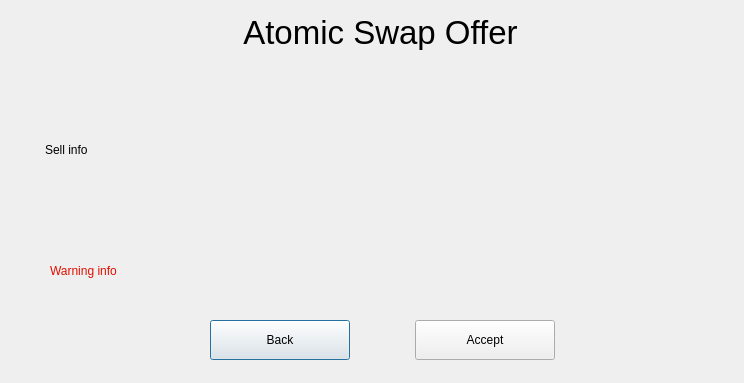
Old version of the form dialogs_desktop/s_mktofferdetailsdlg.ui in the repository 0xkobe/mwc-wallet.
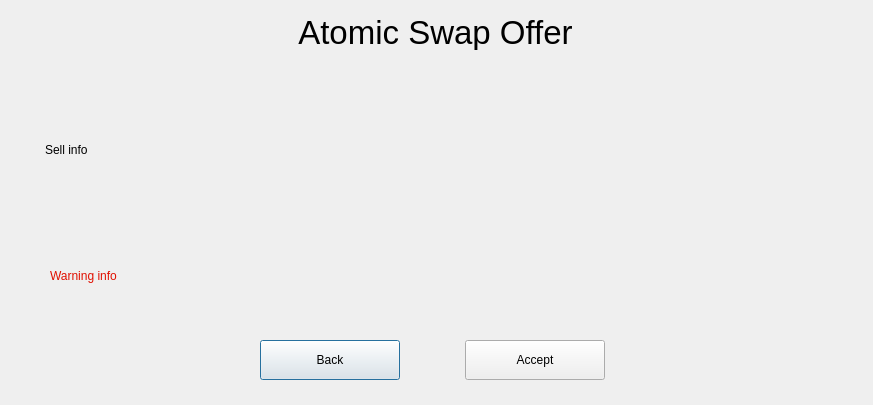
New version of the form. Custom widgets are drawn as their Qt base class.

Diff of the .ui file:
```diff
--- a/dialogs_desktop/s_mktofferdetailsdlg.ui
+++ b/dialogs_desktop/s_mktofferdetailsdlg.ui
@@ -6,8 +6,8 @@
    <rect>
     <x>0</x>
     <y>0</y>
-    <width>744</width>
-    <height>383</height>
+    <width>873</width>
+    <height>405</height>
    </rect>
   </property>
   <property name="windowTitle">
@@ -16,7 +16,7 @@
   <widget class="control::MwcLabelLarge" name="title">
    <property name="geometry">
     <rect>
-     <x>150</x>
+     <x>205</x>
      <y>15</y>
      <width>461</width>
      <height>35</height>
@@ -49,8 +49,8 @@
   <widget class="control::MwcPushButtonNormal" name="backButton">
    <property name="geometry">
     <rect>
-     <x>210</x>
-     <y>320</y>
+     <x>260</x>
+     <y>340</y>
      <width>140</width>
      <height>40</height>
     </rect>
@@ -83,8 +83,8 @@
   <widget class="control::MwcPushButtonNormal" name="acceptButton">
    <property name="geometry">
     <rect>
-     <x>415</x>
-     <y>320</y>
+     <x>465</x>
+     <y>340</y>
      <width>140</width>
      <height>40</height>
     </rect>
@@ -122,7 +122,7 @@
     <rect>
      <x>45</x>
      <y>75</y>
-     <width>651</width>
+     <width>776</width>
      <height>151</height>
     </rect>
    </property>
@@ -141,8 +141,8 @@
     <rect>
      <x>50</x>
      <y>235</y>
-     <width>636</width>
-     <height>71</height>
+     <width>771</width>
+     <height>81</height>
     </rect>
    </property>
    <property name="styleSheet">
```
Left out of the diff: 4 changed lines with no effect on the pictures.
